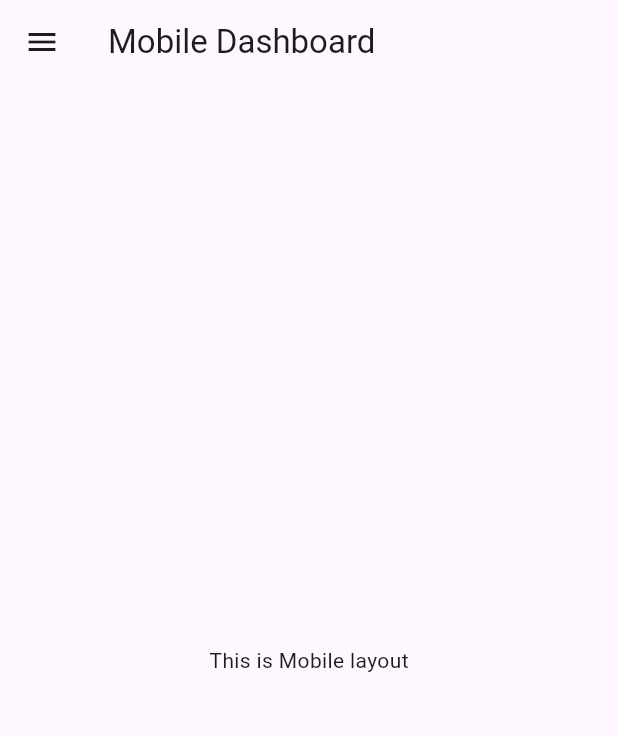
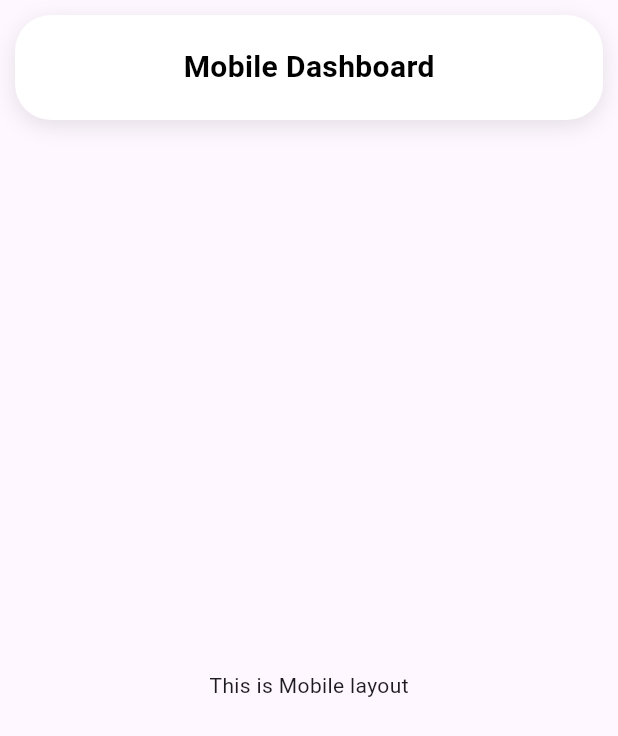
Before and after one commit to pvminh94/crm_wookroom, a Flutter app: the screen it shows after launch, on a phone screen of 412 x 824 dp. Shown: the top 736 px of the screen. Run offline on Flutter 3.47's test engine with Material 3 defaults, Android fonts, the phone set to English and light mode, and no system bars.

Commit message:
custom appbar

```diff
--- a/lib/main.dart
+++ b/lib/main.dart
@@ -1,5 +1,6 @@
 import 'package:flutter/material.dart';
 import 'package:crm_wookroom/presentation/reponsive_ui/pages/dashboard/dashboard.dart';
+
 void main() {
   runApp(const MyApp());
 }
@@ -10,11 +11,8 @@ class MyApp extends StatelessWidget {
   @override
   Widget build(BuildContext context) {
     return MaterialApp(
-      title: 'Responsive Dashboard',
-      theme: ThemeData(
-        primarySwatch: Colors.blue,
-        useMaterial3: true,
-      ),
+      title: 'wookroom',
+      theme: ThemeData(primarySwatch: Colors.blue, useMaterial3: true),
       home: const ResponsiveLayout(),
     );
   }
--- a/lib/presentation/mobile_ui/pages/dashboards/dashboard.dart
+++ b/lib/presentation/mobile_ui/pages/dashboards/dashboard.dart
@@ -1,11 +1,13 @@
+import 'package:crm_wookroom/presentation/mobile_ui/widgets/appbar_custom.dart';
 import 'package:flutter/material.dart';
+
 class MobileDashboard extends StatelessWidget {
   const MobileDashboard({super.key});
 
   @override
   Widget build(BuildContext context) {
     return Scaffold(
-      appBar: AppBar(title: const Text('Mobile Dashboard')),
+      appBar: const CustomAppBar(title: 'Mobile Dashboard'),
       drawer: const Drawer(child: Center(child: Text('Menu'))),
       body: const Center(child: Text('This is Mobile layout')),
     );
--- /dev/null
+++ b/lib/presentation/mobile_ui/widgets/appbar_custom.dart
@@ -0,0 +1,45 @@
+import 'package:flutter/foundation.dart';
+import 'package:flutter/material.dart';
+
+class CustomAppBar extends StatelessWidget implements PreferredSizeWidget {
+  final String title;
+
+  const CustomAppBar({super.key, required this.title});
+
+  @override
+  Widget build(BuildContext context) {
+    return SafeArea(
+      child: Container(
+        margin: const EdgeInsets.all(10), // Margin xung quanh
+        height: 70,
+        decoration: BoxDecoration(
+          color: const Color(0xFFFFFFFF), // Fill: trắng
+          borderRadius: BorderRadius.circular(24), // Corner radius
+          border: Border.all(
+            color: const Color.fromARGB(151, 151, 151, 100),
+            width: 0.01, // Stroke viền
+          ),
+          boxShadow: [
+            BoxShadow(
+              color: Colors.black.withOpacity(0.1), // Drop shadow
+              blurRadius: 12,
+              offset: const Offset(0, 4),
+            ),
+          ],
+        ),
+        alignment: Alignment.center, // Position: center
+        child: Text(
+          title,
+          style: const TextStyle(
+            fontSize: 20,
+            fontWeight: FontWeight.w600,
+            color: Colors.black,
+          ),
+        ),
+      ),
+    );
+  }
+
+  @override
+  Size get preferredSize => const Size.fromHeight(90); // height + margin
+}
```
